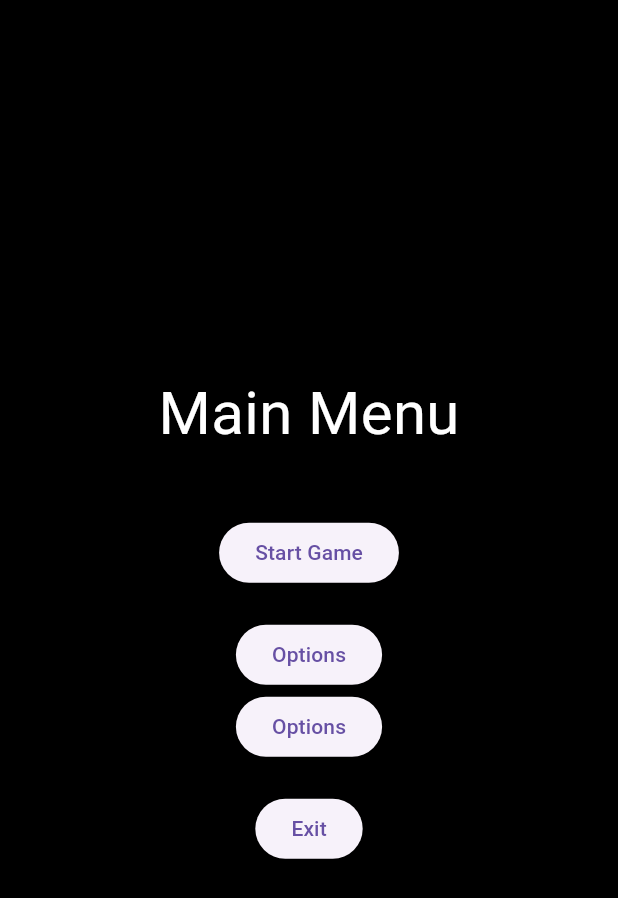
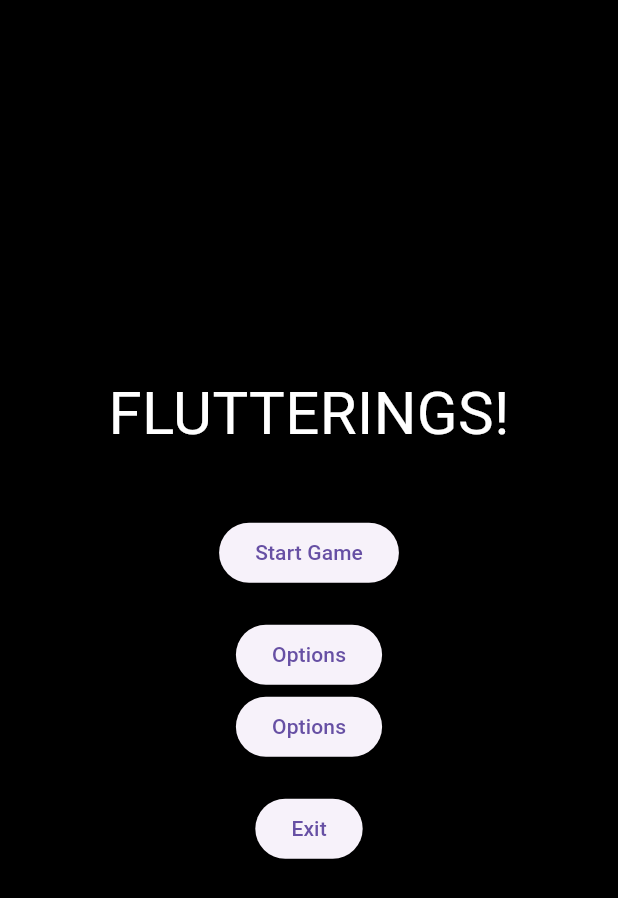
Before and after one commit to Azathulhu/Flutterings, a Flutter app: the screen it shows after launch, on a phone screen of 412 x 824 dp. Shown: the top 898 px of the screen. Run offline on Flutter 3.47's test engine with Material 3 defaults, Android fonts, the phone set to English and light mode, and no system bars; statements that could not run were skipped.

Commit message:
Update main.dart

```diff
--- a/lib/main.dart
+++ b/lib/main.dart
@@ -32,7 +32,7 @@ class MainMenu extends StatelessWidget {
           mainAxisAlignment: MainAxisAlignment.center,
           children: [
             const Text(
-              'Main Menu',
+              'FLUTTERINGS!',
               style: TextStyle(color: Colors.white, fontSize: 40),
             ),
             const SizedBox(height: 40),
```
